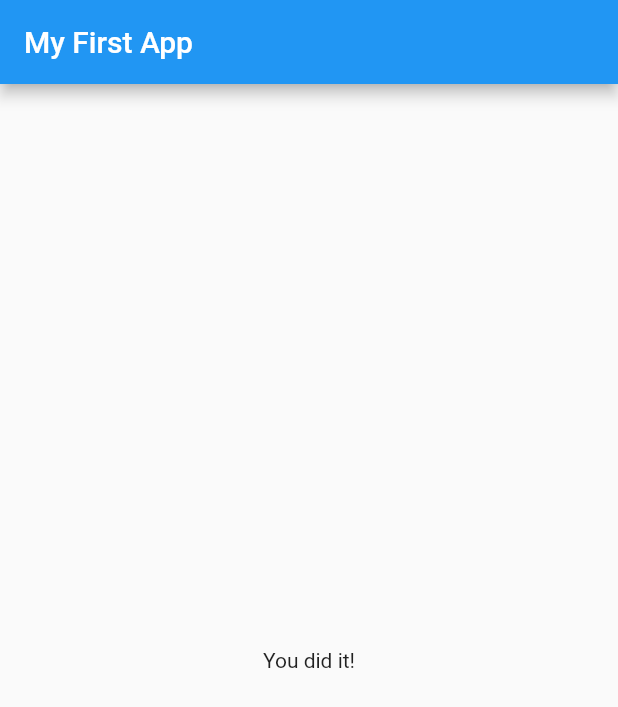
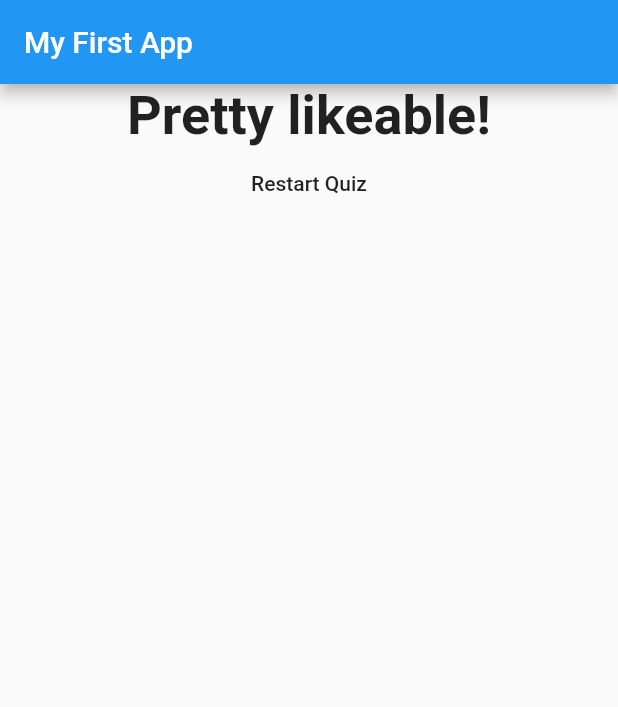
Before and after one commit to GoGiants1/flutter-practice, a Flutter app: the screen it shows after launch, after a tap on "Black", after a tap on "Elephant", after a tap on "1917", on a phone screen of 412 x 824 dp. Shown: the top 707 px of the screen. Run offline on Flutter 3.47's test engine with Material 2 defaults, Android fonts, the phone set to English and light mode, and no system bars.

Commit message:
Add Scoring feature

```diff
--- a/flutter_complete_guide/lib/main.dart
+++ b/flutter_complete_guide/lib/main.dart
@@ -22,35 +22,38 @@ class _MyAppState extends State<MyApp> {
     {
       'questionText': "What\'s your favorite color?",
       'answers': [
-        'Black',
-        'Red',
-        'Green',
-        'White',
+        {'text': 'Black', 'score': 10},
+        {'text': 'Red', 'score': 5},
+        {'text': 'Green', 'score': 3},
+        {'text': 'White', 'score': 1},
       ],
     },
     {
       'questionText': 'What\'s your favorite animal?',
       'answers': [
-        'Rabbit',
-        'Elephant',
-        'Snake',
-        'Lion',
+        {'text': 'Rabbit', 'score': 10},
+        {'text': 'Elephant', 'score': 5},
+        {'text': 'Snake', 'score': 3},
+        {'text': 'Lion', 'score': 1},
       ],
     },
     {
       'questionText': 'What\'s your favorite movie?',
       'answers': [
-        'Parasite',
-        'SpiderMan',
-        '1917',
-        'Iron Man',
+        {'text': 'Parasite', 'score': 10},
+        {'text': 'Spider Man', 'score': 5},
+        {'text': '1917', 'score': 3},
+        {'text': 'Iron Man', 'score': 1},
       ],
     },
   ];
   var _questionIndex = 0;
+  var _totalScore = 0;
 
   // methods
-  void _answerQuestion() {
+  void _answerQuestion(int score) {
+    _totalScore += score;
+
     if (_questionIndex < _questions.length) {
       setState(() {
         _questionIndex += 1;
@@ -58,10 +61,14 @@ class _MyAppState extends State<MyApp> {
       print('We have more questions!');
     } else {
       print('No more questions!');
-      // setState(() {
-      //   _questionIndex = 0;
-      // });
     }
+  }
+
+  void _resetQuiz() {
+    setState(() {
+      _questionIndex = 0;
+      _totalScore = 0;
+    });
   }
 
   @override
@@ -78,7 +85,7 @@ class _MyAppState extends State<MyApp> {
                 questions: _questions,
                 answerQuestion: _answerQuestion,
                 questionIndex: _questionIndex)
-            : Result(),
+            : Result(_totalScore, _resetQuiz),
       ),
     );
   }
--- a/flutter_complete_guide/lib/quiz.dart
+++ b/flutter_complete_guide/lib/quiz.dart
@@ -20,8 +20,12 @@ class Quiz extends StatelessWidget {
           questions[questionIndex]['questionText'],
         ),
         // Deprecated but stick to it in this Project
-        ...(questions[questionIndex]['answers'] as List<String>).map((a) {
-          return Answer(a, answerQuestion);
+        ...(questions[questionIndex]['answers'] as List<Map<String, Object>>)
+            .map((a) {
+          return Answer(
+            a['text'],
+            () => answerQuestion(a['score']),
+          );
         })
       ],
     );
--- a/flutter_complete_guide/lib/result.dart
+++ b/flutter_complete_guide/lib/result.dart
@@ -1,10 +1,43 @@
 import 'package:flutter/material.dart';
 
 class Result extends StatelessWidget {
+  var resultScore;
+  final Function resetQuiz;
+  Result(this.resultScore, this.resetQuiz);
+
+  // getter => property + method
+
+  String get resultPhrase {
+    var resultText = 'You did it!';
+    if (resultScore > 20) {
+      resultText = 'You are awesome and innocent!';
+    } else if (resultScore > 10) {
+      resultText = 'Pretty likeable!';
+    } else if (resultScore > 5) {
+      resultText = 'You are so bad!';
+    }
+    return resultText;
+  }
+
   @override
   Widget build(BuildContext context) {
     return Center(
-      child: Text('You did it!'),
+      child: Column(
+        children: [
+          Text(
+            resultPhrase,
+            style: TextStyle(
+              fontSize: 36,
+              fontWeight: FontWeight.bold,
+            ),
+            textAlign: TextAlign.center,
+          ),
+          FlatButton(
+            child: Text('Restart Quiz'),
+            onPressed: resetQuiz,
+          )
+        ],
+      ),
     );
   }
 }
```
